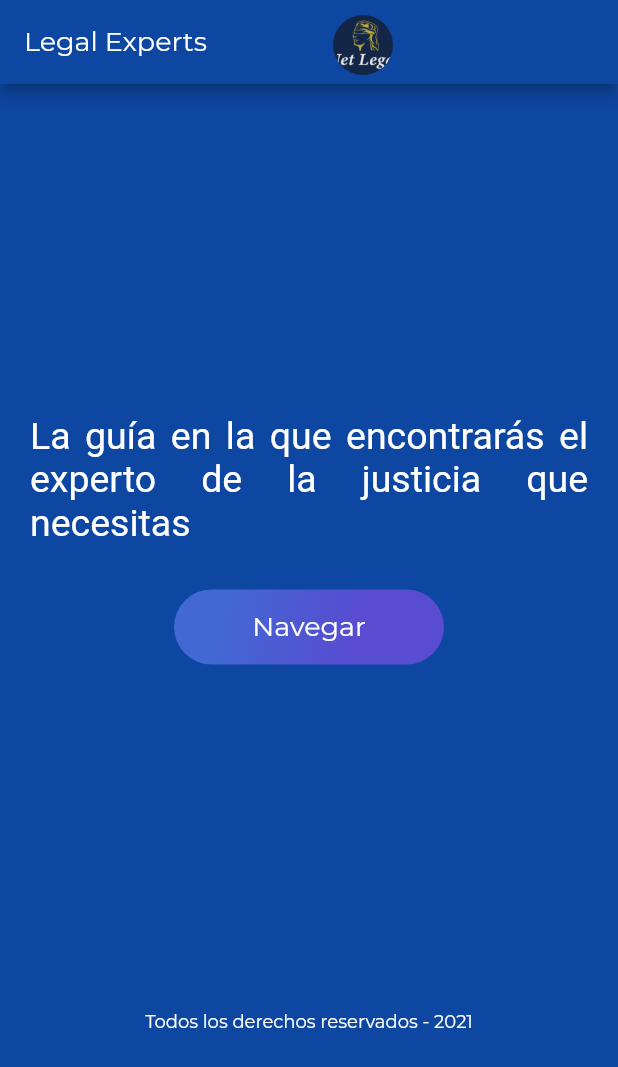
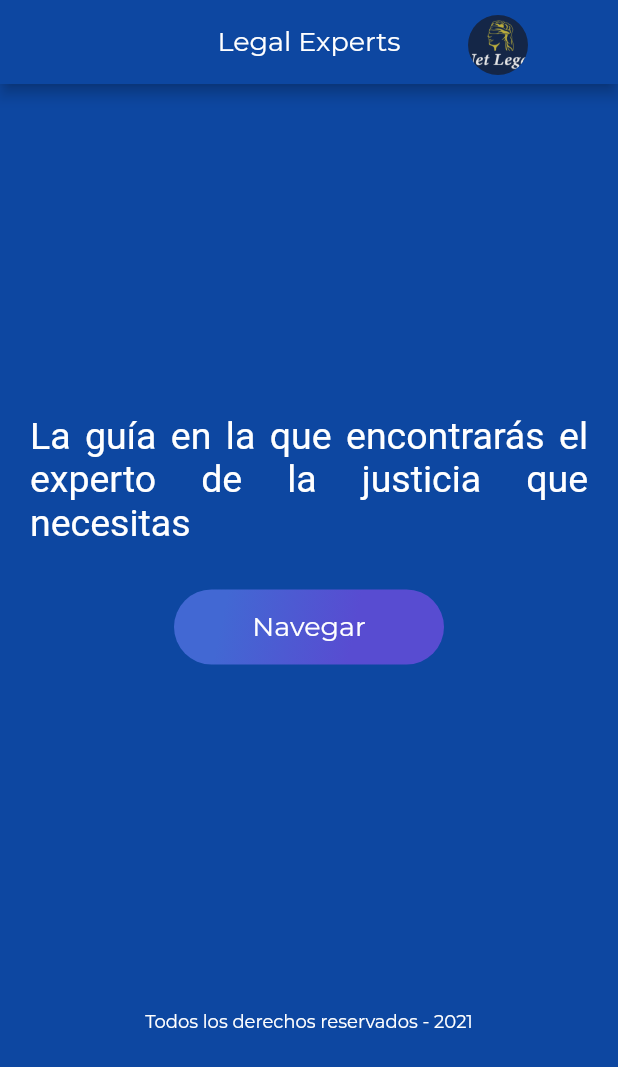
Before and after one commit to wilcasgil/abogado_app, a Flutter app: the screen it shows after launch, on a phone screen of 412 x 824 dp. Shown: the top 1067 px of the screen. Run offline on Flutter 3.47's test engine with Material 2 defaults, Android fonts, the phone set to English and light mode, and no system bars; Roboto replaces fonts that are missing (Montserrat-Bold).

Commit message:
layout welcome v0, update posicion logo

```diff
--- a/lib/logo_legal.dart
+++ b/lib/logo_legal.dart
@@ -9,7 +9,7 @@ class Logo_Legal extends StatelessWidget {
     // TODO: implement build
 
     final logo = Container(
-      margin: EdgeInsets.only(top: 10.0, left: 20.0, right: 130.0, bottom: 6.0),
+      margin: EdgeInsets.only(top: 10.0, left: 20.0, right: 40.0, bottom: 6.0),
       width: 80.0,
       height: 80.0,
       decoration: BoxDecoration(
--- a/lib/main.dart
+++ b/lib/main.dart
@@ -20,10 +20,11 @@ class MyApp extends StatelessWidget {
       ),
       home: Scaffold(
         appBar: AppBar(
+          centerTitle: true,
           actions: <Widget>[new Logo_Legal()],
           title: Text(
             "Legal Experts",
-            style: TextStyle(fontSize: 18.0), textAlign: TextAlign.center),
+            style: TextStyle(fontSize: 18.0)),
             //centerTitle = true,
             backgroundColor: Colors.blue[900]
         ),
```
